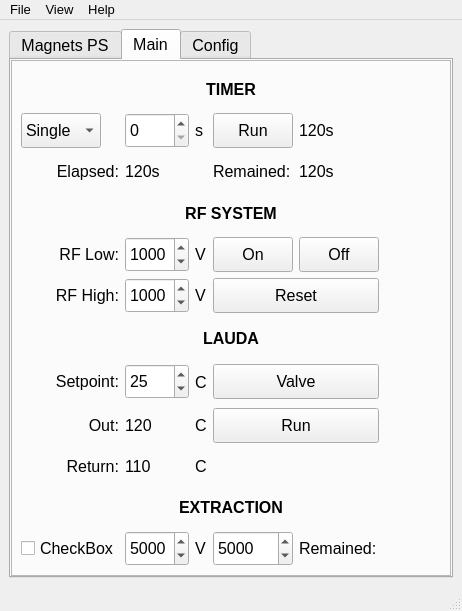
Above: Magnets_UI.ui from salinsalins/TDKLambda before the change. Below: the same form after it.
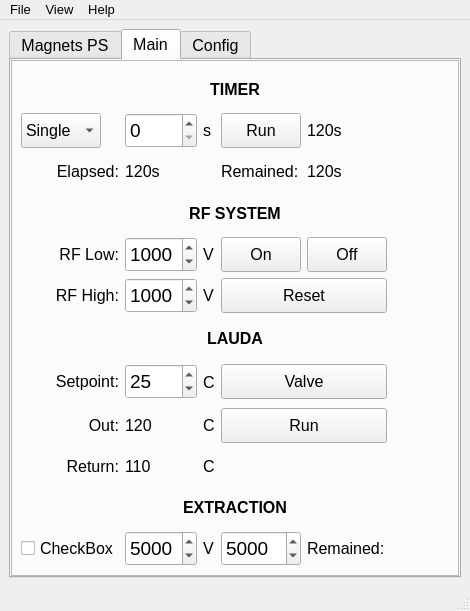
That is the form after the change. Icons and pictures are not drawn.

What changed in the file:
```diff
--- a/Magnets_UI.ui
+++ b/Magnets_UI.ui
@@ -1080,6 +1080,11 @@
                <height>35</height>
               </size>
              </property>
+             <property name="font">
+              <font>
+               <pointsize>14</pointsize>
+              </font>
+             </property>
              <property name="maximum">
               <number>9999</number>
              </property>
@@ -1326,6 +1331,11 @@
                <height>35</height>
               </size>
              </property>
+             <property name="font">
+              <font>
+               <pointsize>14</pointsize>
+              </font>
+             </property>
              <property name="maximum">
               <number>9999</number>
              </property>
@@ -1447,6 +1457,11 @@
                <height>35</height>
               </size>
              </property>
+             <property name="font">
+              <font>
+               <pointsize>14</pointsize>
+              </font>
+             </property>
              <property name="maximum">
               <number>300</number>
              </property>
@@ -2178,6 +2193,11 @@
                <height>35</height>
               </size>
              </property>
+             <property name="font">
+              <font>
+               <pointsize>14</pointsize>
+              </font>
+             </property>
             </widget>
            </item>
            <item row="10" column="0" colspan="6">
@@ -2232,6 +2252,11 @@
                <height>35</height>
               </size>
              </property>
+             <property name="font">
+              <font>
+               <pointsize>14</pointsize>
+              </font>
+             </property>
              <property name="maximum">
               <number>9999</number>
              </property>
@@ -2313,6 +2338,11 @@
                <height>35</height>
               </size>
              </property>
+             <property name="font">
+              <font>
+               <pointsize>14</pointsize>
+              </font>
+             </property>
              <property name="maximum">
               <number>9999</number>
              </property>
```
